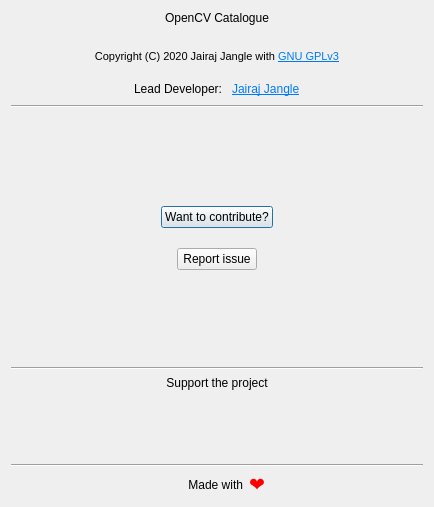
Above: Window/AboutDialog/aboutdialog.ui from JairajJangle/OpenCV-Catalogue before the change. Below: the same form after it.
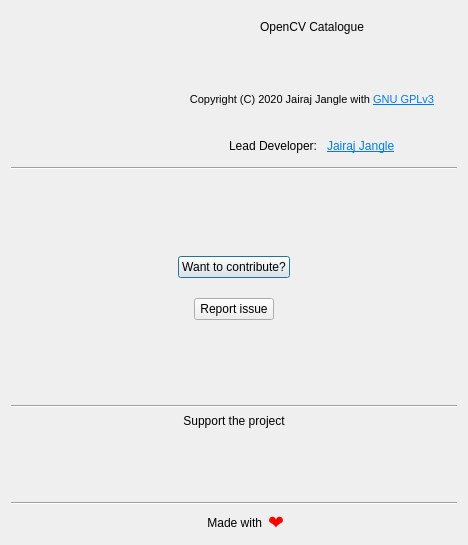
That is the form after the change. Icons and pictures are not drawn.

Commit message: Added App logo in About Dialog

What changed in the file:
```diff
--- a/Window/AboutDialog/aboutdialog.ui
+++ b/Window/AboutDialog/aboutdialog.ui
@@ -6,8 +6,8 @@
    <rect>
     <x>0</x>
     <y>0</y>
-    <width>434</width>
-    <height>507</height>
+    <width>468</width>
+    <height>545</height>
    </rect>
   </property>
   <property name="windowTitle">
@@ -16,14 +16,132 @@
   <layout class="QGridLayout" name="gridLayout_2">
    <item row="0" column="0">
     <layout class="QGridLayout" name="gridLayout">
-     <item row="12" column="0">
-      <widget class="Line" name="line">
+     <item row="11" column="1">
+      <spacer name="verticalSpacer">
        <property name="orientation">
-        <enum>Qt::Horizontal</enum>
+        <enum>Qt::Vertical</enum>
        </property>
+       <property name="sizeType">
+        <enum>QSizePolicy::Fixed</enum>
+       </property>
+       <property name="sizeHint" stdset="0">
+        <size>
+         <width>20</width>
+         <height>10</height>
+        </size>
+       </property>
+      </spacer>
+     </item>
+     <item row="3" column="1">
+      <spacer name="verticalSpacer_5">
+       <property name="orientation">
+        <enum>Qt::Vertical</enum>
+       </property>
+       <property name="sizeType">
+        <enum>QSizePolicy::Fixed</enum>
+       </property>
+       <property name="sizeHint" stdset="0">
+        <size>
+         <width>20</width>
+         <height>10</height>
+        </size>
+       </property>
+      </spacer>
+     </item>
+     <item row="1" column="1">
+      <widget class="QLabel" name="labelVersion">
+       <property name="font">
+        <font>
+         <pointsize>8</pointsize>
+        </font>
+       </property>
+       <property name="text">
+        <string>&lt;Version&gt;</string>
+       </property>
+       <property name="alignment">
+        <set>Qt::AlignCenter</set>
+       </property>
       </widget>
      </item>
-     <item row="10" column="0">
+     <item row="2" column="1">
+      <widget class="QLabel" name="labelCopyright">
+       <property name="font">
+        <font>
+         <pointsize>8</pointsize>
+        </font>
+       </property>
+       <property name="text">
+        <string>&lt;html&gt;&lt;head/&gt;&lt;body&gt;&lt;p&gt;Copyright (C) 2020 Jairaj Jangle with &lt;a href=&quot;https://github.com/JairajJangle/Open-CV-Catalogue/blob/master/LICENSE.txt&quot;&gt;&lt;span style=&quot; text-decoration: underline; color:#007af4;&quot;&gt;GNU GPLv3&lt;/span&gt;&lt;/a&gt;&lt;/p&gt;&lt;/body&gt;&lt;/html&gt;</string>
+       </property>
+       <property name="alignment">
+        <set>Qt::AlignCenter</set>
+       </property>
+      </widget>
+     </item>
+     <item row="0" column="1">
+      <widget class="QLabel" name="labelAppName">
+       <property name="text">
+        <string>OpenCV Catalogue</string>
+       </property>
+       <property name="alignment">
+        <set>Qt::AlignCenter</set>
+       </property>
+      </widget>
+     </item>
+     <item row="7" column="0" colspan="2">
+      <layout class="QVBoxLayout" name="verticalLayout_2">
+       <property name="spacing">
+        <number>20</number>
+       </property>
+       <item>
+        <layout class="QHBoxLayout" name="horizontalLayout_4">
+         <item>
+          <widget class="QPushButton" name="buttonContribute">
+           <property name="sizePolicy">
+            <sizepolicy hsizetype="Fixed" vsizetype="Fixed">
+             <horstretch>0</horstretch>
+             <verstretch>0</verstretch>
+            </sizepolicy>
+           </property>
+           <property name="toolTip">
+            <string>Sourced hosted on Github</string>
+           </property>
+           <property name="text">
+            <string>Want to contribute?</string>
+           </property>
+           <property name="default">
+            <bool>false</bool>
+           </property>
+           <property name="flat">
+            <bool>false</bool>
+           </property>
+          </widget>
+         </item>
+        </layout>
+       </item>
+       <item>
+        <layout class="QHBoxLayout" name="horizontalLayout_5">
+         <item>
+          <widget class="QPushButton" name="buttonReportIssue">
+           <property name="sizePolicy">
+            <sizepolicy hsizetype="Fixed" vsizetype="Fixed">
+             <horstretch>0</horstretch>
+             <verstretch>0</verstretch>
+            </sizepolicy>
+           </property>
+           <property name="toolTip">
+            <string>Write new Issue on Github</string>
+           </property>
+           <property name="text">
+            <string>Report issue</string>
+           </property>
+          </widget>
+         </item>
+        </layout>
+       </item>
+      </layout>
+     </item>
+     <item row="10" column="0" colspan="2">
       <layout class="QVBoxLayout" name="verticalLayout">
        <item>
         <widget class="QLabel" name="label_2">
@@ -121,161 +239,7 @@
        </item>
       </layout>
      </item>
-     <item row="5" column="0">
-      <widget class="Line" name="line_2">
-       <property name="orientation">
-        <enum>Qt::Horizontal</enum>
-       </property>
-      </widget>
-     </item>
-     <item row="1" column="0">
-      <widget class="QLabel" name="labelVersion">
-       <property name="font">
-        <font>
-         <pointsize>8</pointsize>
-        </font>
-       </property>
-       <property name="text">
-        <string>&lt;Version&gt;</string>
-       </property>
-       <property name="alignment">
-        <set>Qt::AlignCenter</set>
-       </property>
-      </widget>
-     </item>
-     <item row="7" column="0">
-      <layout class="QVBoxLayout" name="verticalLayout_2">
-       <property name="spacing">
-        <number>20</number>
-       </property>
-       <item>
-        <layout class="QHBoxLayout" name="horizontalLayout_4">
-         <item>
-          <widget class="QPushButton" name="buttonContribute">
-           <property name="sizePolicy">
-            <sizepolicy hsizetype="Fixed" vsizetype="Fixed">
-             <horstretch>0</horstretch>
-             <verstretch>0</verstretch>
-            </sizepolicy>
-           </property>
-           <property name="toolTip">
-            <string>Sourced hosted on Github</string>
-           </property>
-           <property name="text">
-            <string>Want to contribute?</string>
-           </property>
-           <property name="default">
-            <bool>false</bool>
-           </property>
-           <property name="flat">
-            <bool>false</bool>
-           </property>
-          </widget>
-         </item>
-        </layout>
-       </item>
-       <item>
-        <layout class="QHBoxLayout" name="horizontalLayout_5">
-         <item>
-          <widget class="QPushButton" name="buttonReportIssue">
-           <property name="sizePolicy">
-            <sizepolicy hsizetype="Fixed" vsizetype="Fixed">
-             <horstretch>0</horstretch>
-             <verstretch>0</verstretch>
-            </sizepolicy>
-           </property>
-           <property name="toolTip">
-            <string>Write new Issue on Github</string>
-           </property>
-           <property name="text">
-            <string>Report issue</string>
-           </property>
-          </widget>
-         </item>
-        </layout>
-       </item>
-      </layout>
-     </item>
-     <item row="3" column="0">
-      <spacer name="verticalSpacer_5">
-       <property name="orientation">
-        <enum>Qt::Vertical</enum>
-       </property>
-       <property name="sizeType">
-        <enum>QSizePolicy::Fixed</enum>
-       </property>
-       <property name="sizeHint" stdset="0">
-        <size>
-         <width>20</width>
-         <height>10</height>
-        </size>
-       </property>
-      </spacer>
-     </item>
-     <item row="4" column="0">
-      <layout class="QHBoxLayout" name="horizontalLayout">
-       <item>
-        <spacer name="horizontalSpacer">
-         <property name="orientation">
-          <enum>Qt::Horizontal</enum>
-         </property>
-         <property name="sizeHint" stdset="0">
-          <size>
-           <width>40</width>
-           <height>20</height>
-          </size>
-         </property>
-        </spacer>
-       </item>
-       <item>
-        <widget class="QLabel" name="label_3">
-         <property name="text">
-          <string>Lead Developer: </string>
-         </property>
-        </widget>
-       </item>
-       <item>
-        <widget class="QLabel" name="labelJairajJangle">
-         <property name="toolTip">
-          <string>Go to Jairaj Jangle's website</string>
-         </property>
-         <property name="text">
-          <string>&lt;html&gt;&lt;head/&gt;&lt;body&gt;&lt;p&gt;&lt;a href=&quot;https://jairajjangle.github.io/&quot;&gt;&lt;span style=&quot; color:#007af4;&quot;&gt;Jairaj Jangle&lt;/span&gt;&lt;/a&gt;&lt;/p&gt;&lt;/body&gt;&lt;/html&gt;</string>
-         </property>
-        </widget>
-       </item>
-       <item>
-        <spacer name="horizontalSpacer_2">
-         <property name="orientation">
-          <enum>Qt::Horizontal</enum>
-         </property>
-         <property name="sizeHint" stdset="0">
-          <size>
-           <width>40</width>
-           <height>20</height>
-          </size>
-         </property>
-        </spacer>
-       </item>
-      </layout>
-     </item>
-     <item row="11" column="0">
-      <spacer name="verticalSpacer">
-       <property name="orientation">
-        <enum>Qt::Vertical</enum>
-       </property>
-       <property name="sizeType">
-        <enum>QSizePolicy::Fixed</enum>
-       </property>
-       <property name="sizeHint" stdset="0">
-        <size>
-         <width>20</width>
-         <height>10</height>
-        </size>
-       </property>
-      </spacer>
-     </item>
-     <item row="14" column="0">
+     <item row="14" column="0" colspan="2">
       <layout class="QHBoxLayout" name="horizontalLayout_2" stretch="4,3">
        <item>
         <widget class="QLabel" name="label">
@@ -307,7 +271,21 @@
        </item>
       </layout>
      </item>
-     <item row="6" column="0">
+     <item row="12" column="0" colspan="2">
+      <widget class="Line" name="line">
+       <property name="orientation">
+        <enum>Qt::Horizontal</enum>
+       </property>
+      </widget>
+     </item>
+     <item row="9" column="0" colspan="2">
+      <widget class="Line" name="line_3">
+       <property name="orientation">
+        <enum>Qt::Horizontal</enum>
+       </property>
+      </widget>
+     </item>
+     <item row="6" column="0" colspan="2">
       <spacer name="verticalSpacer_3">
        <property name="orientation">
         <enum>Qt::Vertical</enum>
@@ -323,22 +301,94 @@
        </property>
       </spacer>
      </item>
-     <item row="2" column="0">
-      <widget class="QLabel" name="labelCopyright">
-       <property name="font">
-        <font>
-         <pointsize>8</pointsize>
-        </font>
-       </property>
-       <property name="text">
-        <string>&lt;html&gt;&lt;head/&gt;&lt;body&gt;&lt;p&gt;Copyright (C) 2020 Jairaj Jangle with &lt;a href=&quot;https://github.com/JairajJangle/Open-CV-Catalogue/blob/master/LICENSE.txt&quot;&gt;&lt;span style=&quot; text-decoration: underline; color:#007af4;&quot;&gt;GNU GPLv3&lt;/span&gt;&lt;/a&gt;&lt;/p&gt;&lt;/body&gt;&lt;/html&gt;</string>
-       </property>
-       <property name="alignment">
-        <set>Qt::AlignCenter</set>
+     <item row="5" column="0" colspan="2">
+      <widget class="Line" name="line_2">
+       <property name="orientation">
+        <enum>Qt::Horizontal</enum>
        </property>
       </widget>
      </item>
-     <item row="8" column="0">
+     <item row="4" column="1">
+      <layout class="QHBoxLayout" name="horizontalLayout">
+       <item>
+        <spacer name="horizontalSpacer">
+         <property name="orientation">
+          <enum>Qt::Horizontal</enum>
+         </property>
+         <property name="sizeHint" stdset="0">
+          <size>
+           <width>40</width>
+           <height>20</height>
+          </size>
+         </property>
+        </spacer>
+       </item>
+       <item>
+        <widget class="QLabel" name="label_3">
+         <property name="text">
+          <string>Lead Developer: </string>
+         </property>
+        </widget>
+       </item>
+       <item>
+        <widget class="QLabel" name="labelJairajJangle">
+         <property name="toolTip">
+          <string>Go to Jairaj Jangle's website</string>
+         </property>
+         <property name="text">
+          <string>&lt;html&gt;&lt;head/&gt;&lt;body&gt;&lt;p&gt;&lt;a href=&quot;https://jairajjangle.github.io/&quot;&gt;&lt;span style=&quot; color:#007af4;&quot;&gt;Jairaj Jangle&lt;/span&gt;&lt;/a&gt;&lt;/p&gt;&lt;/body&gt;&lt;/html&gt;</string>
+         </property>
+        </widget>
+       </item>
+       <item>
+        <spacer name="horizontalSpacer_2">
+         <property name="orientation">
+          <enum>Qt::Horizontal</enum>
+         </property>
+         <property name="sizeHint" stdset="0">
+          <size>
+           <width>40</width>
+           <height>20</height>
+          </size>
+         </property>
+        </spacer>
+       </item>
+      </layout>
+     </item>
+     <item row="0" column="0" rowspan="5">
+      <layout class="QHBoxLayout" name="horizontalLayout_3">
+       <item>
+        <widget class="QLabel" name="label_5">
+         <property name="sizePolicy">
+          <sizepolicy hsizetype="Fixed" vsizetype="Fixed">
+           <horstretch>0</horstretch>
+           <verstretch>0</verstretch>
+          </sizepolicy>
+         </property>
+         <property name="minimumSize">
+          <size>
+           <width>150</width>
+           <height>150</height>
+          </size>
+         </property>
+         <property name="styleSheet">
+          <string notr="true">#label_5
+{
+background-color: transparent;
+border-image: url(:/assets/app_logo.png);
+background: none;
+border: none;
+background-repeat: none;
+}</string>
+         </property>
+         <property name="text">
+          <string/>
+         </property>
+        </widget>
+       </item>
+      </layout>
+     </item>
+     <item row="8" column="0" colspan="2">
       <spacer name="verticalSpacer_4">
        <property name="orientation">
         <enum>Qt::Vertical</enum>
@@ -354,23 +404,6 @@
        </property>
       </spacer>
      </item>
-     <item row="0" column="0">
-      <widget class="QLabel" name="labelAppName">
-       <property name="text">
-        <string>OpenCV Catalogue</string>
-       </property>
-       <property name="alignment">
-        <set>Qt::AlignCenter</set>
-       </property>
-      </widget>
-     </item>
-     <item row="9" column="0">
-      <widget class="Line" name="line_3">
-       <property name="orientation">
-        <enum>Qt::Horizontal</enum>
-       </property>
-      </widget>
-     </item>
     </layout>
    </item>
   </layout>
```
